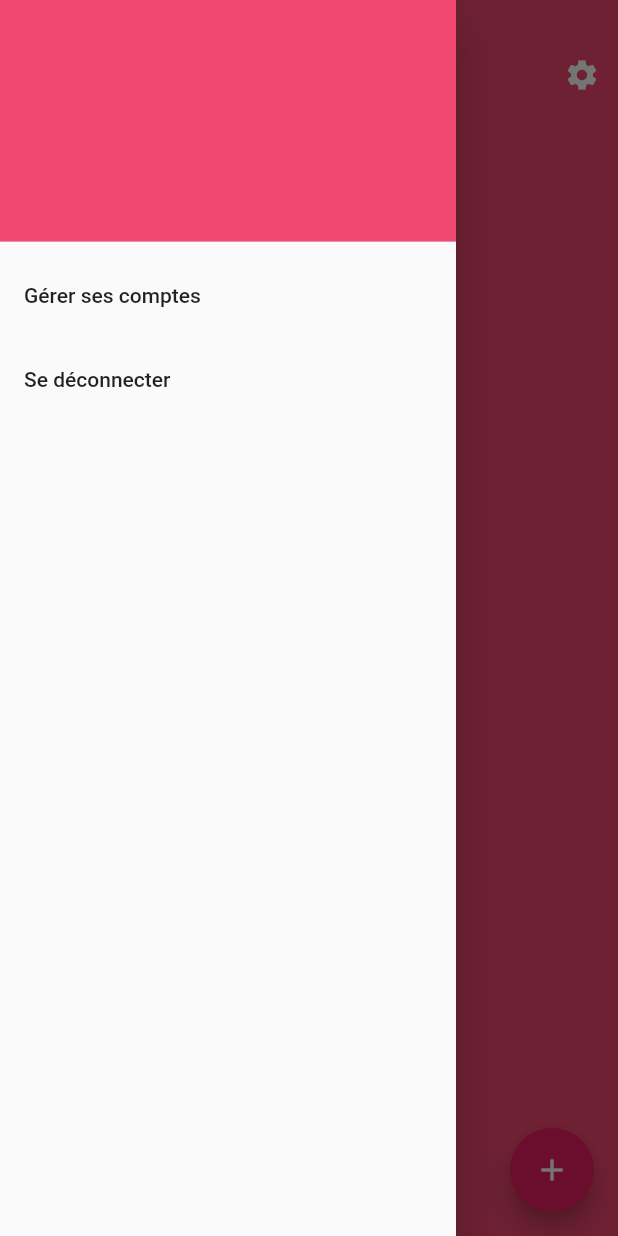
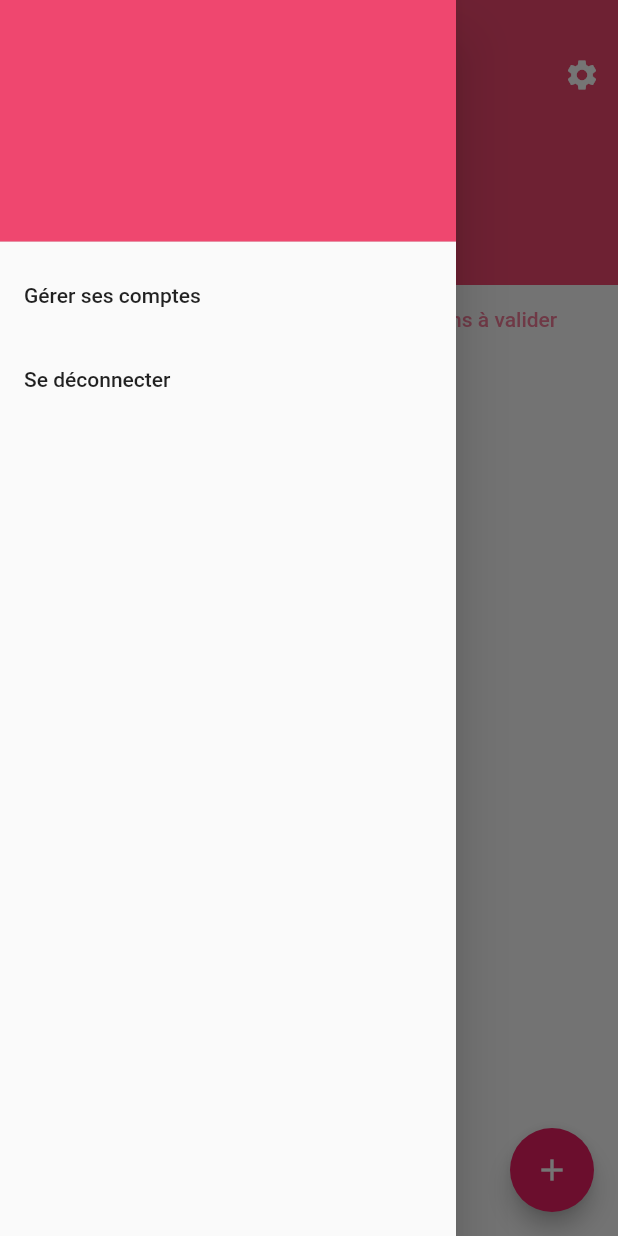
Before and after one commit to FenwickNic/ardoise, a Flutter app: the AccountPage screen opened directly with empty values, with the side drawer open, on a phone screen of 412 x 824 dp. Run offline on Flutter 3.47's test engine with Material 2 defaults, Android fonts, the phone set to English and light mode, and no system bars; our stand-ins replace cloud_firestore, firebase_auth, firebase_core, sentry_flutter, shimmer; accounts and stored records are empty; generated files the repository leaves out were written again; Roboto replaces fonts that are missing (Helvetica).

Commit message:
[ARD-01] Petits changements cosmétiques

```diff
--- a/lib/ui/account/account_page.dart
+++ b/lib/ui/account/account_page.dart
@@ -85,12 +85,8 @@ class _AccountPageState extends State<AccountPage>  with SingleTickerProviderSta
                 );
               }
               return Container();
-            })
-        ,
-        backgroundColor: Theme.of(context).primaryColor,
-        body:
-
-        Builder(
+            }),
+        body: Builder(
             builder: (context) =>
                 ListView(
                     children: [
@@ -120,6 +116,7 @@ class _AccountPageState extends State<AccountPage>  with SingleTickerProviderSta
                         controller: _tabController,
                         labelColor: Theme.of(context).primaryColor,
                         indicatorColor: Theme.of(context).primaryColor,
+                        indicatorWeight: 2,
                         tabs: tabs,
                         onTap: (int index) {
                           setState(() {
```
